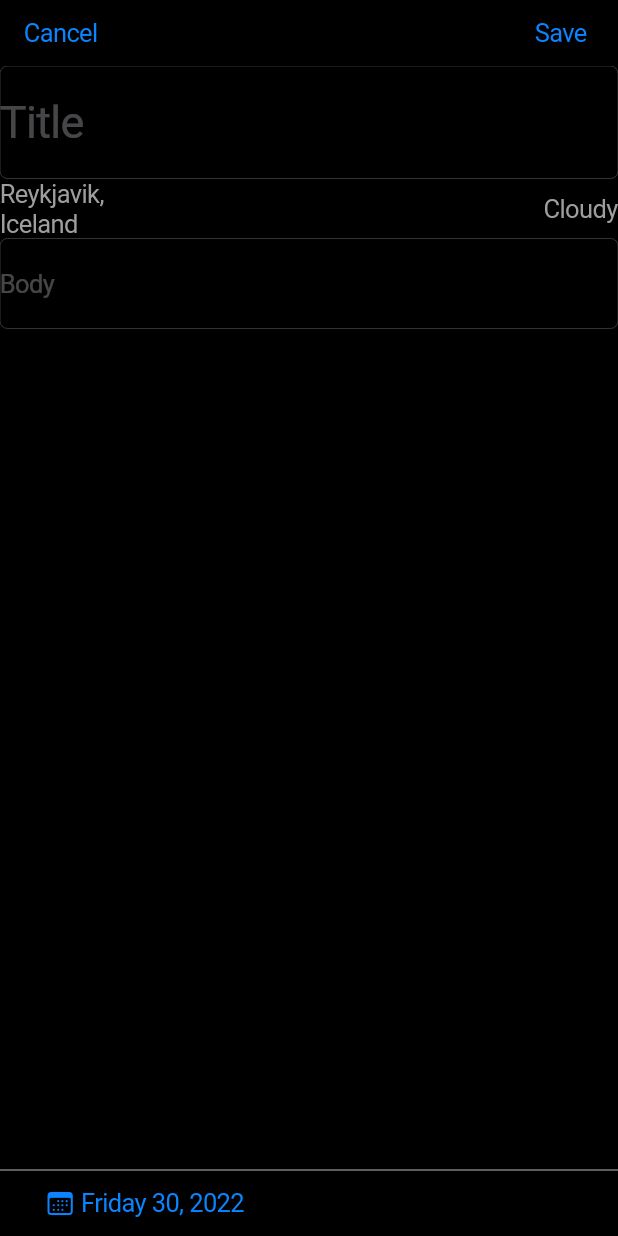
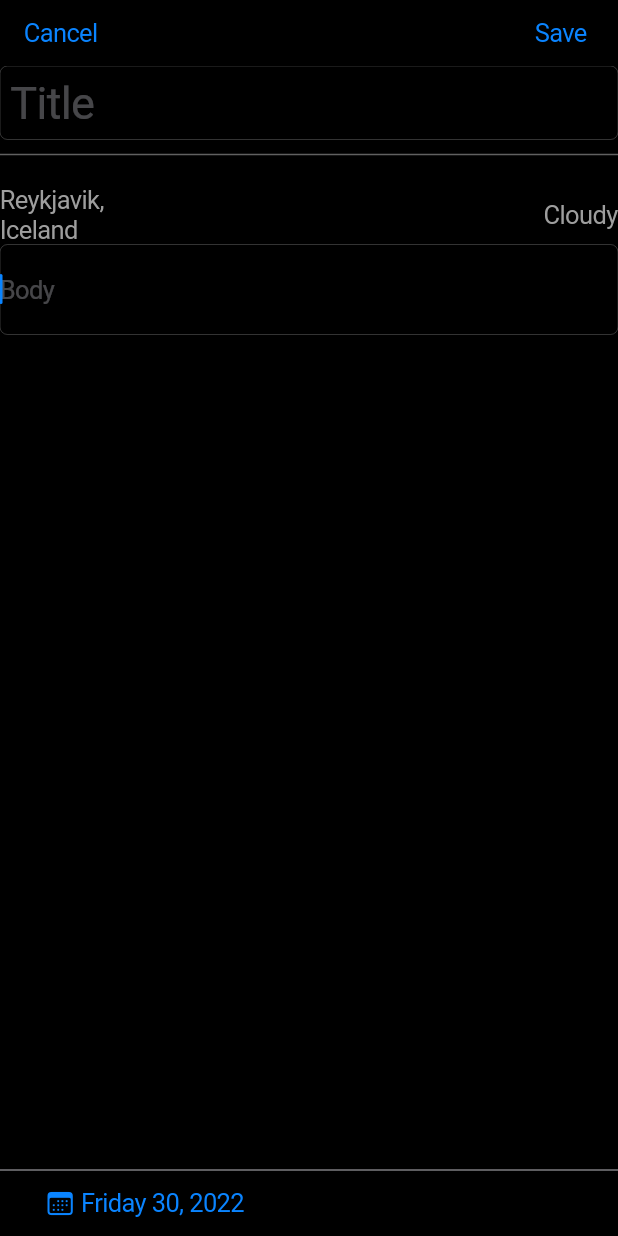
Before and after one commit to alanperezse/paper_rails, a Flutter app: the EntryScreen screen opened directly, on a phone screen of 412 x 824 dp. Run offline on Flutter 3.47's test engine with Material 2 defaults, Android fonts, the phone set to English and light mode, and no system bars; missing offline and left inert: cupertino_list_tile.

Commit message:
added horizontal bar between title and other info

```diff
--- a/lib/views/entry_screen.dart
+++ b/lib/views/entry_screen.dart
@@ -39,8 +39,15 @@ class _EntryScreen extends State<EntryScreen> {
                   children: [
                     const CupertinoTextField(
                       placeholder: 'Title',
-                      padding: EdgeInsets.symmetric(vertical: 20),
                       style: TextStyle(fontSize: 30),
+                    ),
+                    Container(
+                      padding: EdgeInsets.only(bottom: 10),
+                      child: Divider(
+                        height: 20,
+                        thickness: 1,
+                        color: Colors.grey[700],
+                      ),
                     ),
                     Row(
                       children: const [
@@ -61,6 +68,7 @@ class _EntryScreen extends State<EntryScreen> {
                     ),
                     CupertinoTextField(
                         placeholder: 'Body',
+                        autofocus: true,
                         padding: const EdgeInsets.symmetric(vertical: 20),
                         keyboardType: TextInputType.multiline,
                         minLines: 1,
```
